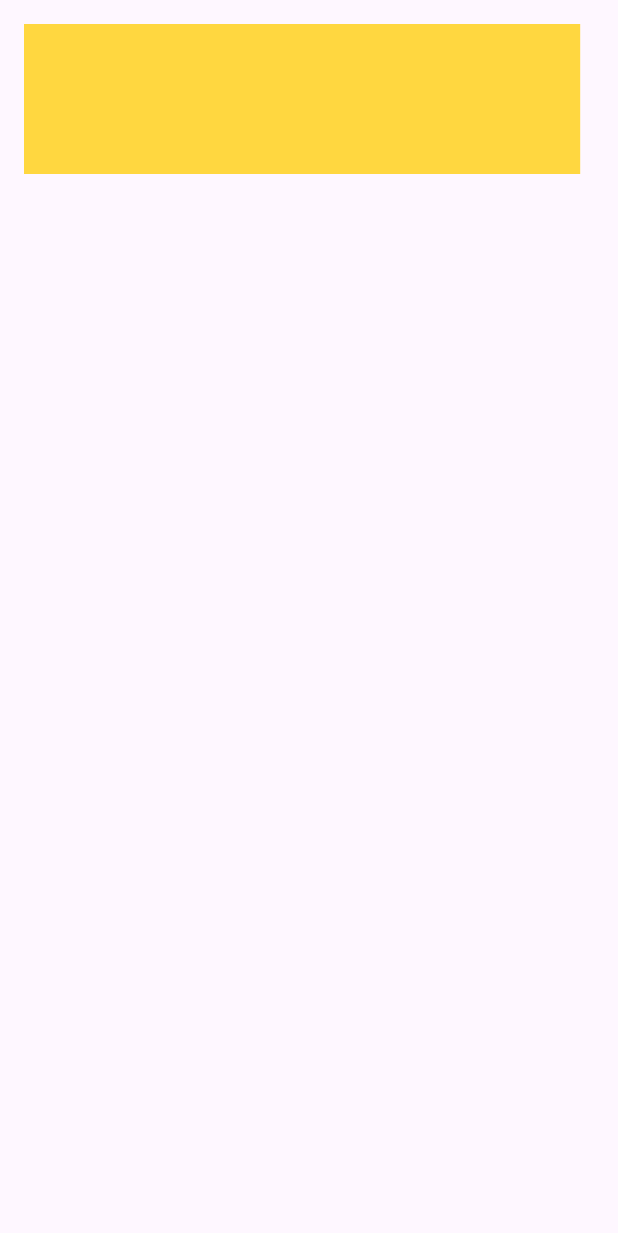
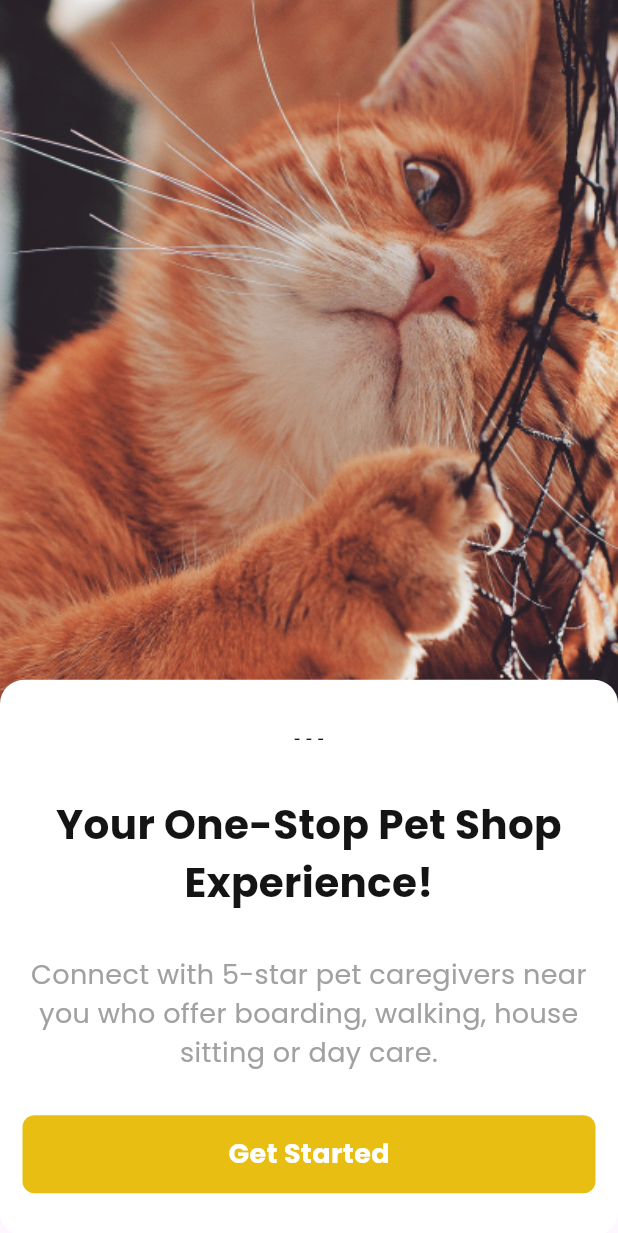
Before and after one commit to Fzappyy/cena_petshop_app, a Flutter app: the screen it shows after launch, on a phone screen of 412 x 824 dp. Shown: the top 1233 px of the screen. Run offline on Flutter 3.47's test engine with Material 3 defaults, Android fonts, the phone set to English and light mode, and no system bars; our stand-ins replace google_fonts.

Commit message:
onboarding ui good, no slider yet

```diff
--- a/lib/main.dart
+++ b/lib/main.dart
@@ -1,3 +1,4 @@
+import 'package:cena_petshop_app/screens/onboarding.dart';
 import 'package:flutter/material.dart';
 
 void main() {
@@ -10,18 +11,7 @@ class MyApp extends StatelessWidget {
   // This widget is the root of your application.
   @override
   Widget build(BuildContext context) {
-    return MaterialApp(
-        home: Scaffold(
-      body: SafeArea(
-          child: SingleChildScrollView(
-        child: Padding(
-          padding: const EdgeInsets.all(16),
-          child: Container(
-              height: 100,
-              width: MediaQuery.of(context).size.width * .90,
-              color: Colors.amberAccent),
-        ),
-      )),
-    ));
+    return const MaterialApp(
+        debugShowCheckedModeBanner: false, home: Onboarding());
   }
 }
--- /dev/null
+++ b/lib/screens/onboarding.dart
@@ -0,0 +1,75 @@
+import 'package:flutter/material.dart';
+import 'package:google_fonts/google_fonts.dart';
+
+class Onboarding extends StatelessWidget {
+  const Onboarding({super.key});
+
+  @override
+  Widget build(BuildContext context) {
+    return Scaffold(
+      body: SingleChildScrollView(
+        child: Stack(
+          children: [
+            Container(
+              height: MediaQuery.of(context).size.height * .60,
+              width: MediaQuery.of(context).size.width,
+              color: const Color.fromARGB(255, 255, 255, 255),
+              child: Image.asset('assets/landing.png', fit: BoxFit.cover),
+            ),
+            Container(
+              decoration: BoxDecoration(
+                  borderRadius: BorderRadius.circular(16),
+                  color: const Color.fromARGB(255, 255, 255, 255)),
+              margin: EdgeInsets.only(
+                  top: MediaQuery.of(context).size.height * .55),
+              height: MediaQuery.of(context).size.height * .45,
+              width: MediaQuery.of(context).size.width,
+              child: Padding(
+                padding: const EdgeInsets.symmetric(horizontal: 15),
+                child: Column(
+                  mainAxisAlignment: MainAxisAlignment.spaceEvenly,
+                  children: [
+                    const Row(
+                      crossAxisAlignment: CrossAxisAlignment.center,
+                      mainAxisAlignment: MainAxisAlignment.center,
+                      children: [Text('- - -')],
+                    ),
+                    Text(
+                      'Your One-Stop Pet Shop Experience!',
+                      textAlign: TextAlign.center,
+                      style: GoogleFonts.poppins(
+                          color: const Color(0xFF141415),
+                          fontWeight: FontWeight.bold,
+                          fontSize: 27),
+                    ),
+                    Text(
+                      'Connect with 5-star pet caregivers near you who offer boarding, walking, house sitting or day care.',
+                      textAlign: TextAlign.center,
+                      style: GoogleFonts.poppins(
+                          color: const Color(0xFFA1A1A1),
+                          fontWeight: FontWeight.normal,
+                          fontSize: 18),
+                    ),
+                    Container(
+                      alignment: Alignment.center,
+                      height: 52,
+                      width: double.infinity,
+                      decoration: const BoxDecoration(
+                          color: Color(0xFFE8BE13),
+                          borderRadius: BorderRadius.all(Radius.circular(8))),
+                      child: Text('Get Started',
+                          style: GoogleFonts.poppins(
+                              color: const Color.fromARGB(255, 255, 255, 255),
+                              fontWeight: FontWeight.bold,
+                              fontSize: 18)),
+                    )
+                  ],
+                ),
+              ),
+            )
+          ],
+        ),
+      ),
+    );
+  }
+}
```
Also changed, not shown: pubspec.yaml (+5 -6 lines), assets/landing.png (added), pubspec.lock, 1 other file.
